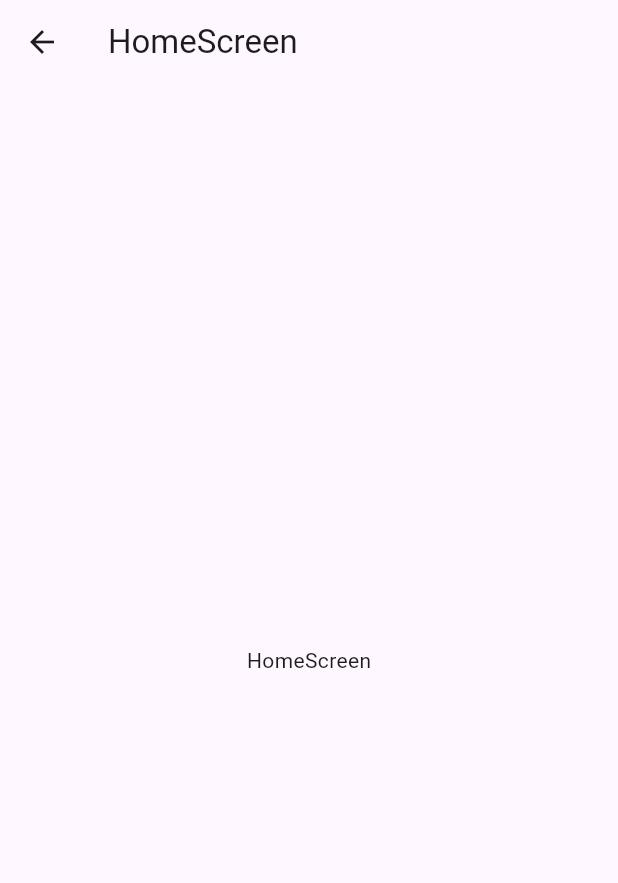
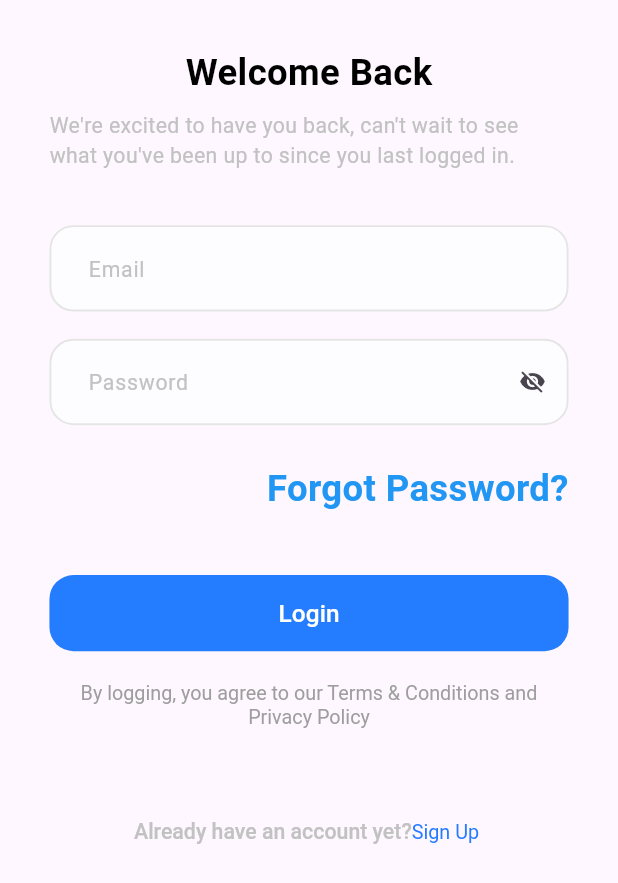
Before and after one commit to mohamedseedk908/Doctor-App, a Flutter app: the screen it shows after launch, after a tap on "Get Started", on a phone screen of 412 x 824 dp. Shown: the top 883 px of the screen. Run offline on Flutter 3.47's test engine with Material 3 defaults, Android fonts, the light colour scheme and no system bars; our stand-ins replace flutter_screenutil, flutter_svg.

Commit message:
added spcing file for sizeboxe added some colors and textStyle added font wight helber close added genaral text button finsgd login screen desine

```diff
--- /dev/null
+++ b/lib/core/helpers/spacing.dart
@@ -0,0 +1,10 @@
+import 'package:flutter/cupertino.dart';
+import 'package:flutter_screenutil/flutter_screenutil.dart';
+
+SizedBox verticalSpace(double height) => SizedBox(
+  height: height.h,
+);
+
+SizedBox horizontalSpace(double width) => SizedBox(
+  width: width.w,
+);
--- a/lib/core/routing/app_router.dart
+++ b/lib/core/routing/app_router.dart
@@ -12,7 +12,7 @@ class AppRouter
         return MaterialPageRoute(builder: (_) => const OnboardingScreen()
         );
       case Routes.loginScreen:
-        return MaterialPageRoute(builder: (_) => LoginScreen()
+        return MaterialPageRoute(builder: (_) => const LoginScreen()
         );
       default:
         return MaterialPageRoute(builder: (_) => Scaffold(
--- a/lib/core/theming/colors.dart
+++ b/lib/core/theming/colors.dart
@@ -4,5 +4,9 @@ class ColorsManager
 {
   static const Color mainBlue= Color(0xFF247Cff);
   static const Color gray = Color (0xFFE5E5E5);
+  static const Color lightGray = Color (0xFFC2C2C2);
+  static const Color darkBlue = Color (0xFF242424);
+  static const Color moreLightGray = Color (0xFFFDFDFF);
+
 
 }
--- /dev/null
+++ b/lib/core/theming/font_weight_helper.dart
@@ -0,0 +1,14 @@
+import 'dart:ui';
+
+class FontWeightHelper
+{
+  static const FontWeight thick = FontWeight.w100;
+  static const FontWeight extraLight = FontWeight.w200;
+  static const FontWeight light = FontWeight.w300;
+  static const FontWeight normalRegularPlain = FontWeight.w400;
+  static const FontWeight medium = FontWeight.w500;
+  static const FontWeight semiBold = FontWeight.w600;
+  static const FontWeight bold = FontWeight.w700;
+  static const FontWeight extraBold = FontWeight.w800;
+  static const FontWeight blackTheMostThick = FontWeight.w900;
+}
--- a/lib/core/theming/style.dart
+++ b/lib/core/theming/style.dart
@@ -1,33 +1,68 @@
-import 'dart:ui';
 import 'package:flutter/material.dart';
+import 'package:flutter_complete_project/core/theming/colors.dart';
+import 'package:flutter_complete_project/core/theming/font_weight_helper.dart';
 import 'package:flutter_screenutil/flutter_screenutil.dart';
 
 class TextStyles
 {
   static TextStyle font24Black700weight = TextStyle(
     fontSize: 24.sp,
-    fontWeight: FontWeight.w700,
+    fontWeight: FontWeightHelper.bold,
     color:Colors.black,
   );
 
 
   static TextStyle font32BlueBold = TextStyle(
     fontSize: 32.sp,
-    fontWeight: FontWeight.w700,
+    fontWeight: FontWeightHelper.bold,
+    color:Colors.blue,
+  );
+
+
+  static TextStyle font24BlueBold = TextStyle(
+    fontSize: 24.sp,
+    fontWeight: FontWeightHelper.bold,
     color:Colors.blue,
   );
 
 
   static TextStyle font13GrayRegular = TextStyle(
     fontSize: 13.sp,
-    fontWeight: FontWeight.normal,
+    fontWeight: FontWeightHelper.normalRegularPlain,
     color:Colors.grey,
   );
 
 
   static TextStyle font16whiteSemiBold = TextStyle(
     fontSize: 16.sp,
-    fontWeight: FontWeight.w500,
+    fontWeight: FontWeightHelper.medium,
     color:Colors.white,
   );
+
+
+  static TextStyle font14GrayRegular = TextStyle(
+    fontSize: 14.sp,
+    fontWeight: FontWeightHelper.normalRegularPlain,
+    color:Colors.grey,
+  );
+
+
+  static TextStyle font14LightGrayRegular = TextStyle(
+    fontSize: 14.sp,
+    fontWeight: FontWeightHelper.normalRegularPlain,
+    color:ColorsManager.lightGray,
+  );
+
+
+  static TextStyle font14darkBlueMedium = TextStyle(
+    fontSize: 14.sp,
+    fontWeight: FontWeightHelper.medium,
+    color:ColorsManager.lightGray,
+  );
+
+  static TextStyle font13BlueRegular = TextStyle(
+    fontSize: 13.sp,
+    fontWeight: FontWeightHelper.normalRegularPlain,
+    color:ColorsManager.mainBlue,
+  );
 }
--- /dev/null
+++ b/lib/core/widgets/app_text_button.dart
@@ -0,0 +1,58 @@
+import 'package:flutter/material.dart';
+import 'package:flutter_screenutil/flutter_screenutil.dart';
+
+import '../theming/colors.dart';
+
+class AppTextButton extends StatelessWidget {
+  final double? borderRadius;
+  final Color? backgroundColor;
+  final double? horizontalPadding;
+  final double? verticalPadding;
+  final double? buttonWidth;
+  final double? buttonHeight;
+  final String buttonText;
+  final TextStyle textStyle;
+  final VoidCallback onPressed;
+  const AppTextButton({
+    super.key,
+    this.borderRadius,
+    this.backgroundColor,
+    this.horizontalPadding,
+    this.verticalPadding,
+    this.buttonHeight,
+    this.buttonWidth,
+    required this.buttonText,
+    required this.textStyle,
+    required this.onPressed,
+  });
+
+  @override
+  Widget build(BuildContext context) {
+    return TextButton(
+      style: ButtonStyle(
+        shape: MaterialStateProperty.all<RoundedRectangleBorder>(
+          RoundedRectangleBorder(
+            borderRadius: BorderRadius.circular(borderRadius ?? 16.0),
+          ),
+        ),
+        backgroundColor: MaterialStatePropertyAll(
+          backgroundColor ?? ColorsManager.mainBlue,
+        ),
+        padding: MaterialStateProperty.all<EdgeInsets>(
+          EdgeInsets.symmetric(
+            horizontal: horizontalPadding?.w ?? 12.w,
+            vertical: verticalPadding?.h ?? 14.h,
+          ),
+        ),
+        fixedSize: MaterialStateProperty.all(
+          Size(buttonWidth?.w ?? double.maxFinite, buttonHeight ?? 50.h),
+        ),
+      ),
+      onPressed: onPressed,
+      child: Text(
+        buttonText,
+        style: textStyle,
+      ),
+    );
+  }
+}
--- /dev/null
+++ b/lib/core/widgets/app_text_form_field.dart
@@ -0,0 +1,82 @@
+import 'package:flutter/material.dart';
+import 'package:flutter_complete_project/core/theming/colors.dart';
+import 'package:flutter_complete_project/core/theming/style.dart';
+import 'package:flutter_screenutil/flutter_screenutil.dart';
+
+class AppTextFormField extends StatelessWidget {
+  final EdgeInsetsGeometry? contentPadding;
+  final InputBorder? focusedBorder;
+  final InputBorder? enabledBorder;
+  final TextStyle? inputTextStyle;
+  final TextStyle? hintStyle;
+  final String hintText;
+  final bool? isObscureText;
+  final Widget? suffixIcon;
+  final Color? backgroundColor;
+  final TextEditingController? controller;
+
+  const AppTextFormField({
+    super.key,
+    this.contentPadding,
+    this.focusedBorder,
+    this.enabledBorder,
+    this.inputTextStyle,
+    this.hintStyle,
+    required this.hintText,
+    this.isObscureText,
+    this.suffixIcon,
+    this.backgroundColor,
+    this.controller,
+
+  });
+
+  @override
+  Widget build(BuildContext context) {
+    return TextFormField(
+      controller: controller,
+      decoration: InputDecoration(
+        isDense: true,
+        contentPadding: contentPadding ??
+            EdgeInsets.symmetric(horizontal: 20.w, vertical: 18.h),
+        focusedBorder: focusedBorder ??
+            OutlineInputBorder(
+              borderSide: const BorderSide(
+                color: ColorsManager.mainBlue,
+                width: 1.3,
+              ),
+              borderRadius: BorderRadius.circular(16.0),
+            ),
+        enabledBorder: enabledBorder ??
+            OutlineInputBorder(
+              borderSide: const BorderSide(
+                color: ColorsManager.gray,
+                width: 1.3,
+              ),
+              borderRadius: BorderRadius.circular(16.0),
+            ),
+        errorBorder: OutlineInputBorder(
+          borderSide: const BorderSide(
+            color: Colors.red,
+            width: 1.3,
+          ),
+          borderRadius: BorderRadius.circular(16.0),
+        ),
+        focusedErrorBorder: OutlineInputBorder(
+          borderSide: const BorderSide(
+            color: Colors.red,
+            width: 1.3,
+          ),
+          borderRadius: BorderRadius.circular(16.0),
+        ),
+        hintStyle: hintStyle ?? TextStyles.font14LightGrayRegular,
+        hintText: hintText,
+        suffixIcon: suffixIcon,
+        fillColor: backgroundColor ?? ColorsManager.moreLightGray,
+        filled: true,
+      ),
+      obscureText: isObscureText ?? false,
+      style: TextStyles.font14LightGrayRegular,
+
+    );
+  }
+}
--- a/lib/features/login/ui/login_screen.dart
+++ b/lib/features/login/ui/login_screen.dart
@@ -1,16 +1,83 @@
 import 'package:flutter/material.dart';
+import 'package:flutter_complete_project/core/helpers/spacing.dart';
+import 'package:flutter_complete_project/core/theming/style.dart';
+import 'package:flutter_complete_project/core/widgets/app_text_button.dart';
+import 'package:flutter_complete_project/features/login/ui/widgets/already_have_account_text.dart';
+import 'package:flutter_complete_project/features/login/ui/widgets/terms_and_conditions.dart';
+import 'package:flutter_screenutil/flutter_screenutil.dart';
+import '../../../core/widgets/app_text_form_field.dart';
 
-class LoginScreen extends StatelessWidget {
+class LoginScreen extends StatefulWidget {
   const LoginScreen({super.key});
 
   @override
+  State<LoginScreen> createState() => _LoginScreenState();
+}
+
+class _LoginScreenState extends State<LoginScreen> {
+  final formKey = GlobalKey<FormState>();
+  bool isObscureText = true;
+  @override
   Widget build(BuildContext context) {
-    return  Scaffold(
-      appBar: AppBar(
-        title: Text("HomeScreen"),
-      ),
-      body: Center(
-        child: Text("HomeScreen"),
+    return Scaffold(
+      body: SafeArea(
+        child: Padding(
+          padding: EdgeInsets.symmetric(horizontal: 30.w, vertical: 30.h),
+          child: SingleChildScrollView(
+            child: Column(
+              children: [
+                Text("Welcome Back", style: TextStyles.font24Black700weight),
+                verticalSpace(8),
+                Text(
+                  "We're excited to have you back, can't wait to see what you've been up to since you last logged in.",
+                  style: TextStyles.font14LightGrayRegular,
+                ),
+                verticalSpace(36),
+                Form(
+                  child: Column(
+                    children: [
+                      AppTextFormField(
+                        hintText: "Email",
+                      ),
+                      verticalSpace(18),
+                      AppTextFormField(
+                        hintText: "Password",
+                        isObscureText: isObscureText,
+                        suffixIcon: GestureDetector(
+                          onTap: () {
+                            setState(() {
+                              isObscureText = !isObscureText;
+                            });
+                          },
+                          child: Icon(isObscureText
+                              ? Icons.visibility_off
+                              : Icons.visibility),
+                        ),
+                      ),
+                    ],
+                  ),
+                ),
+                verticalSpace(24),
+                Align(
+                  alignment: Alignment.centerRight,
+                  child: Text(
+                    "Forgot Password?",
+                    style: TextStyles.font24BlueBold,
+                  ),
+                ),
+                verticalSpace(40),
+                AppTextButton(
+                    buttonText: "Login",
+                    textStyle: TextStyles.font16whiteSemiBold,
+                    onPressed: () {}),
+                verticalSpace(16),
+                TermsAndConditionsText(),
+                verticalSpace(60),
+                AlreadyHaveAccountText()
+              ],
+            ),
+          ),
+        ),
       ),
     );
   }
--- /dev/null
+++ b/lib/features/login/ui/widgets/already_have_account_text.dart
@@ -0,0 +1,24 @@
+import 'package:flutter/material.dart';
+import 'package:flutter_complete_project/core/theming/style.dart';
+
+class AlreadyHaveAccountText extends StatelessWidget {
+  const AlreadyHaveAccountText({super.key});
+
+  @override
+  Widget build(BuildContext context) {
+    return RichText(
+      text: TextSpan(
+        children: [
+          TextSpan(
+            text: "Already have an account yet?",
+            style: TextStyles.font14darkBlueMedium,
+          ),
+          TextSpan(
+            text: "Sign Up ",
+            style: TextStyles.font13BlueRegular,
+          ),
+        ],
+      ),
+    );
+  }
+}
--- /dev/null
+++ b/lib/features/login/ui/widgets/terms_and_conditions.dart
@@ -0,0 +1,34 @@
+import 'package:flutter/material.dart';
+
+import '../../../../core/theming/style.dart';
+
+class TermsAndConditionsText extends StatelessWidget {
+  const TermsAndConditionsText({super.key});
+
+  @override
+  Widget build(BuildContext context) {
+    return RichText(
+      textAlign: TextAlign.center,
+      text: TextSpan(
+        children: [
+          TextSpan(
+            text: 'By logging, you agree to our',
+            style: TextStyles.font13GrayRegular,
+          ),
+          TextSpan(
+            text: ' Terms & Conditions',
+            style: TextStyles.font13GrayRegular,
+          ),
+          TextSpan(
+            text: ' and',
+            style: TextStyles.font13GrayRegular.copyWith(height: 1.5),
+          ),
+          TextSpan(
+            text: ' Privacy Policy',
+            style: TextStyles.font13GrayRegular,
+          ),
+        ],
+      ),
+    );
+  }
+}
--- a/lib/features/onboarding/onboarding_screen.dart
+++ b/lib/features/onboarding/onboarding_screen.dart
@@ -20,11 +20,11 @@ class OnboardingScreen extends StatelessWidget {
             ),
             child: Column(
               children: [
-                DocLogoAndName(),
+                const DocLogoAndName(),
                 SizedBox(
                   height: 30.h,
                 ),
-                DoctorImageAndText(),
+                const DoctorImageAndText(),
                 Padding(
                   padding:  EdgeInsets.symmetric(horizontal:30.w),
                   child: Column(
--- a/lib/features/onboarding/widgets/doctor_image_and_text.dart
+++ b/lib/features/onboarding/widgets/doctor_image_and_text.dart
@@ -19,7 +19,7 @@ class DoctorImageAndText extends StatelessWidget {
               ],
               begin: Alignment.bottomCenter,
               end: Alignment.center,
-              stops: [0.14, 0.4],
+              stops: const [0.14, 0.4],
             ),
           ),
           child: Image.asset("assets/svgs/doctor.png"),
--- a/lib/features/onboarding/widgets/get_started_button.dart
+++ b/lib/features/onboarding/widgets/get_started_button.dart
@@ -15,7 +15,7 @@ class GetStartedButton extends StatelessWidget {
       style: ButtonStyle(
         backgroundColor: MaterialStateProperty.all(Colors.amber),
         tapTargetSize: MaterialTapTargetSize.shrinkWrap,
-        minimumSize: MaterialStateProperty.all(Size(double.infinity,50),),
+        minimumSize: MaterialStateProperty.all(const Size(double.infinity,50),),
         shape: MaterialStateProperty.all(RoundedRectangleBorder(borderRadius: BorderRadius.circular(16),),),
       ),
 
--- a/pubspec.yaml
+++ b/pubspec.yaml
@@ -63,7 +63,7 @@ dependencies:
   # Flutter library to load and cache network images.
   cached_network_image: ^3.3.1
   # reading and writing simple key-value pairs
-  shared_preferences: ^2.2.3
+  shared_preferences: ^2.3.2
   # provides API to store data in secure storage.
   flutter_secure_storage: ^9.2.2
   # easy way to add shimmer effect
```
Also changed, not shown: flutter_native_splash.yaml (added, +149 -0 lines), lib/core/widgets/password_validations.dart (added, +59 -0 lines), assets/images/Splash Screen.png (added), lib/features/login/ui/widgets/email_and_password.dart (added), 11 other files.
